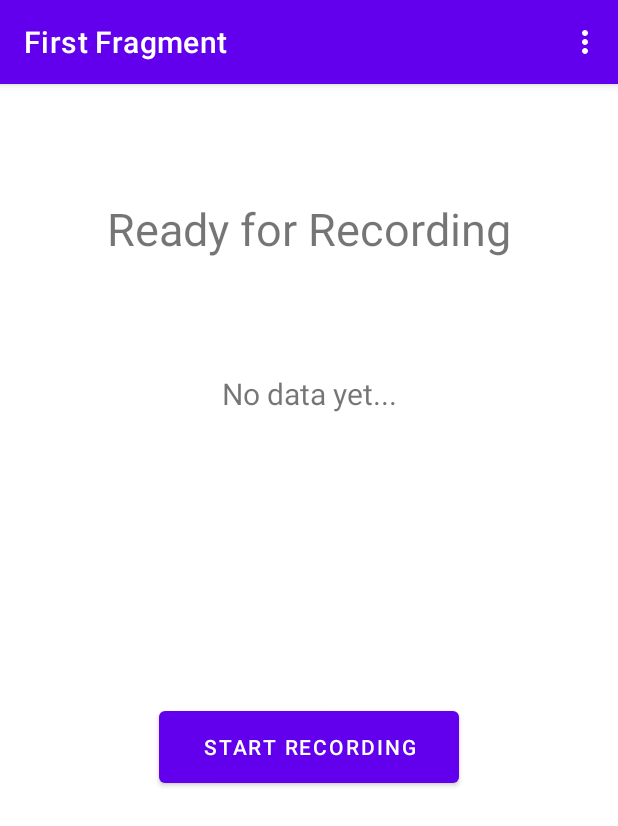
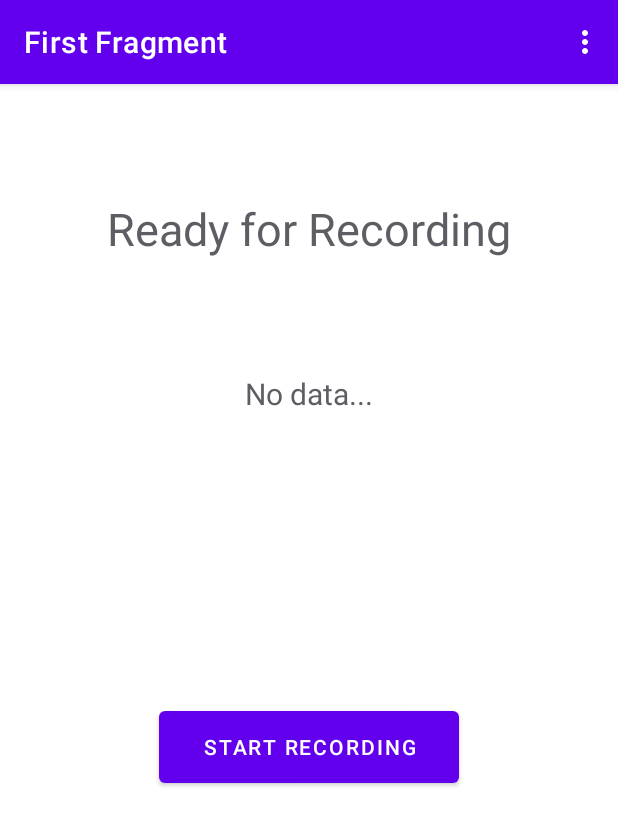
Before and after one commit to keshara2032/EMS-DCS, an Android app: the screen it shows after launch (MainActivity), on a phone screen of 412 x 824 dp. Shown: the top 826 px of the screen. Run offline under Robolectric (Android 15) with nearby library versions, the light colour scheme and no system bars; our stand-ins replace navigation-ui.

Commit message:
ui update

```diff
--- a/EMSDataCollectionSystem/app/src/main/java/com/example/emsdatacollectionsystem/FirstFragment.java
+++ b/EMSDataCollectionSystem/app/src/main/java/com/example/emsdatacollectionsystem/FirstFragment.java
@@ -55,7 +55,7 @@ public class FirstFragment extends Fragment {
         binding.buttonFirst.setText("Start Recording");
 
         requireActivity().runOnUiThread(() -> binding.statusText.setText("Ready for Recording"));
-        requireActivity().runOnUiThread(() -> binding.dataStatus.setText("No data yet..."));
+        requireActivity().runOnUiThread(() -> binding.dataStatus.setText("No data..."));
 
 
         binding.buttonFirst.setOnClickListener(v -> {
--- a/EMSDataCollectionSystem/app/src/main/res/layout/activity_main.xml
+++ b/EMSDataCollectionSystem/app/src/main/res/layout/activity_main.xml
@@ -4,6 +4,7 @@
     xmlns:tools="http://schemas.android.com/tools"
     android:layout_width="match_parent"
     android:layout_height="match_parent"
+    android:background="@color/white"
     tools:context=".MainActivity">
 
     <com.google.android.material.appbar.AppBarLayout
--- a/EMSDataCollectionSystem/app/src/main/res/layout/fragment_first.xml
+++ b/EMSDataCollectionSystem/app/src/main/res/layout/fragment_first.xml
@@ -13,6 +13,7 @@
         android:text="Status"
         android:fontFamily="sans-serif"
         android:textSize="30dp"
+        android:textColor="@color/material_dynamic_neutral40"
         app:layout_constraintBottom_toTopOf="@id/data_status"
         app:layout_constraintEnd_toEndOf="parent"
         app:layout_constraintStart_toStartOf="parent"
@@ -25,6 +26,7 @@
         android:text="Data"
         android:fontFamily="sans-serif"
         android:textSize="20dp"
+        android:textColor="@color/material_dynamic_neutral40"
         app:layout_constraintBottom_toTopOf="@id/button_first"
         app:layout_constraintEnd_toEndOf="parent"
         app:layout_constraintStart_toStartOf="parent"
```
